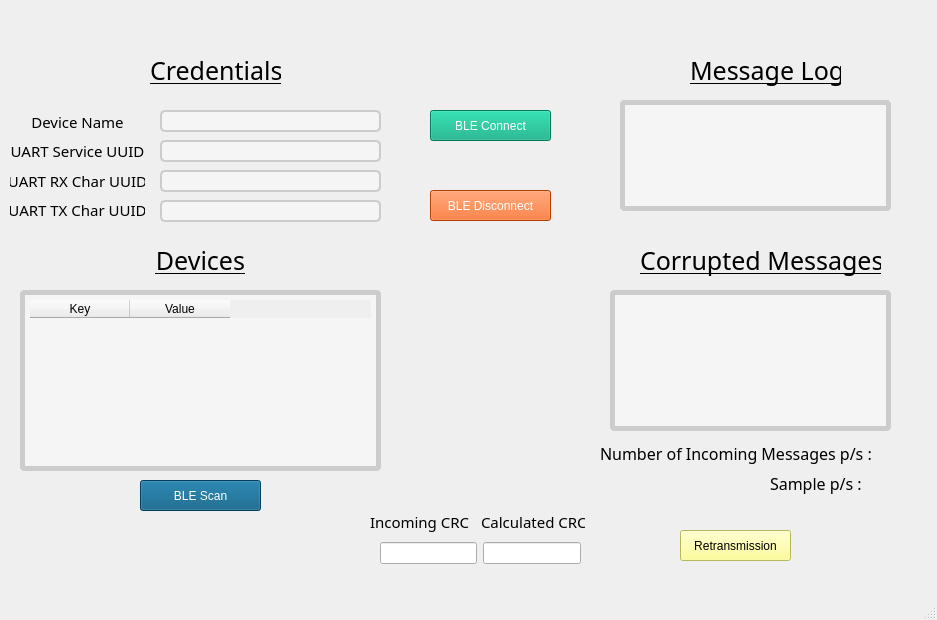
Above: main_window.ui from erhan-namli/rpi_ble_receiver before the change. Below: the same form after it.
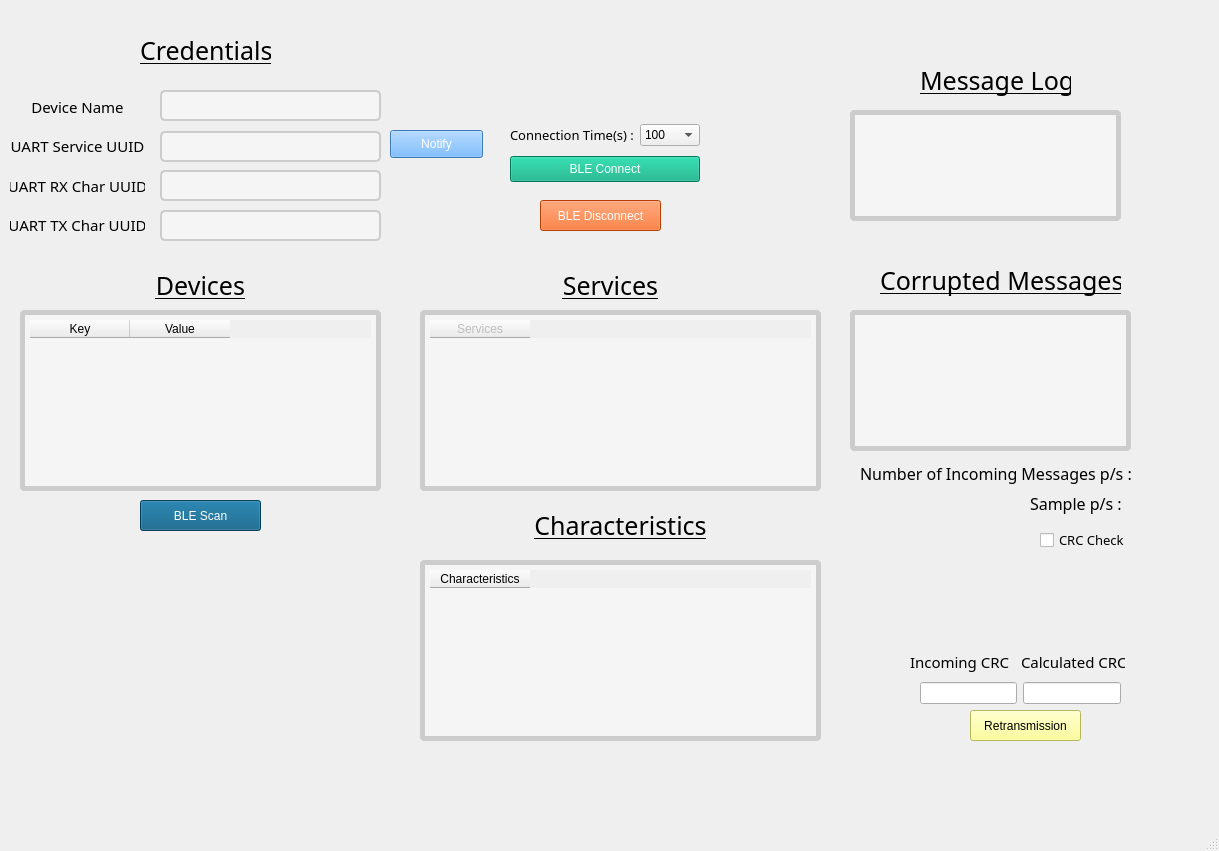
That is the form after the change.

The edit to the form file:
```diff
--- a/main_window.ui
+++ b/main_window.ui
@@ -6,8 +6,8 @@
    <rect>
     <x>0</x>
     <y>0</y>
-    <width>937</width>
-    <height>620</height>
+    <width>1219</width>
+    <height>851</height>
    </rect>
   </property>
   <property name="windowTitle">
@@ -17,8 +17,8 @@
    <widget class="QPushButton" name="ble_retransmission_button">
     <property name="geometry">
      <rect>
-      <x>680</x>
-      <y>530</y>
+      <x>970</x>
+      <y>710</y>
       <width>111</width>
       <height>31</height>
      </rect>
@@ -48,8 +48,8 @@
    <widget class="QLabel" name="label_6">
     <property name="geometry">
      <rect>
-      <x>690</x>
-      <y>50</y>
+      <x>920</x>
+      <y>60</y>
       <width>151</width>
       <height>41</height>
      </rect>
@@ -69,9 +69,9 @@
     <property name="geometry">
      <rect>
       <x>160</x>
-      <y>200</y>
+      <y>210</y>
       <width>221</width>
-      <height>22</height>
+      <height>31</height>
      </rect>
     </property>
     <property name="styleSheet">
@@ -104,9 +104,9 @@
     <property name="geometry">
      <rect>
       <x>160</x>
-      <y>140</y>
+      <y>131</y>
       <width>221</width>
-      <height>22</height>
+      <height>31</height>
      </rect>
     </property>
     <property name="styleSheet">
@@ -141,8 +141,8 @@
     </property>
     <property name="geometry">
      <rect>
-      <x>620</x>
-      <y>100</y>
+      <x>850</x>
+      <y>110</y>
       <width>271</width>
       <height>111</height>
      </rect>
@@ -176,8 +176,8 @@
    <widget class="QPushButton" name="ble_disconnect_button">
     <property name="geometry">
      <rect>
-      <x>430</x>
-      <y>190</y>
+      <x>540</x>
+      <y>200</y>
       <width>121</width>
       <height>31</height>
      </rect>
@@ -207,9 +207,9 @@
     <property name="geometry">
      <rect>
       <x>160</x>
-      <y>110</y>
+      <y>90</y>
       <width>221</width>
-      <height>22</height>
+      <height>31</height>
      </rect>
     </property>
     <property name="styleSheet">
@@ -244,7 +244,7 @@
       <x>160</x>
       <y>170</y>
       <width>221</width>
-      <height>22</height>
+      <height>31</height>
      </rect>
     </property>
     <property name="styleSheet">
@@ -276,8 +276,8 @@
    <widget class="QLabel" name="label_9">
     <property name="geometry">
      <rect>
-      <x>640</x>
-      <y>240</y>
+      <x>880</x>
+      <y>260</y>
       <width>241</width>
       <height>41</height>
      </rect>
@@ -293,239 +293,11 @@
      <string>Corrupted Messages</string>
     </property>
    </widget>
-   <widget class="QPushButton" name="ble_connect_button">
-    <property name="geometry">
-     <rect>
-      <x>430</x>
-      <y>110</y>
-      <width>121</width>
-      <height>31</height>
-     </rect>
-    </property>
-    <property name="palette">
-     <palette>
-      <active>
-       <colorrole role="WindowText">
-        <brush brushstyle="SolidPattern">
-         <color alpha="255">
-          <red>255</red>
-          <green>255</green>
-          <blue>255</blue>
-         </color>
-        </brush>
-       </colorrole>
-       <colorrole role="Button">
-        <brush brushstyle="SolidPattern">
-         <color alpha="255">
-          <red>0</red>
-          <green>170</green>
-          <blue>127</blue>
-         </color>
-        </brush>
-       </colorrole>
-       <colorrole role="Text">
-        <brush brushstyle="SolidPattern">
-         <color alpha="255">
-          <red>255</red>
-          <green>255</green>
-          <blue>255</blue>
-         </color>
-        </brush>
-       </colorrole>
-       <colorrole role="ButtonText">
-        <brush brushstyle="SolidPattern">
-         <color alpha="255">
-          <red>255</red>
-          <green>255</green>
-          <blue>255</blue>
-         </color>
-        </brush>
-       </colorrole>
-       <colorrole role="Base">
-        <brush brushstyle="SolidPattern">
-         <color alpha="255">
-          <red>0</red>
-          <green>170</green>
-          <blue>127</blue>
-         </color>
-        </brush>
-       </colorrole>
-       <colorrole role="Window">
-        <brush brushstyle="SolidPattern">
-         <color alpha="255">
-          <red>0</red>
-          <green>170</green>
-          <blue>127</blue>
-         </color>
-        </brush>
-       </colorrole>
-       <colorrole role="PlaceholderText">
-        <brush brushstyle="NoBrush">
-         <color alpha="128">
-          <red>255</red>
-          <green>255</green>
-          <blue>255</blue>
-         </color>
-        </brush>
-       </colorrole>
-      </active>
-      <inactive>
-       <colorrole role="WindowText">
-        <brush brushstyle="SolidPattern">
-         <color alpha="255">
-          <red>255</red>
-          <green>255</green>
-          <blue>255</blue>
-         </color>
-        </brush>
-       </colorrole>
-       <colorrole role="Button">
-        <brush brushstyle="SolidPattern">
-         <color alpha="255">
-          <red>0</red>
-          <green>170</green>
-          <blue>127</blue>
-         </color>
-        </brush>
-       </colorrole>
-       <colorrole role="Text">
-        <brush brushstyle="SolidPattern">
-         <color alpha="255">
-          <red>255</red>
-          <green>255</green>
-          <blue>255</blue>
-         </color>
-        </brush>
-       </colorrole>
-       <colorrole role="ButtonText">
-        <brush brushstyle="SolidPattern">
-         <color alpha="255">
-          <red>255</red>
-          <green>255</green>
-          <blue>255</blue>
-         </color>
-        </brush>
-       </colorrole>
-       <colorrole role="Base">
-        <brush brushstyle="SolidPattern">
-         <color alpha="255">
-          <red>0</red>
-          <green>170</green>
-          <blue>127</blue>
-         </color>
-        </brush>
-       </colorrole>
-       <colorrole role="Window">
-        <brush brushstyle="SolidPattern">
-         <color alpha="255">
-          <red>0</red>
-          <green>170</green>
-          <blue>127</blue>
-         </color>
-        </brush>
-       </colorrole>
-       <colorrole role="PlaceholderText">
-        <brush brushstyle="NoBrush">
-         <color alpha="128">
-          <red>255</red>
-          <green>255</green>
-          <blue>255</blue>
-         </color>
-        </brush>
-       </colorrole>
-      </inactive>
-      <disabled>
-       <colorrole role="WindowText">
-        <brush brushstyle="SolidPattern">
-         <color alpha="255">
-          <red>255</red>
-          <green>255</green>
-          <blue>255</blue>
-         </color>
-        </brush>
-       </colorrole>
-       <colorrole role="Button">
-        <brush brushstyle="SolidPattern">
-         <color alpha="255">
-          <red>0</red>
-          <green>170</green>
-          <blue>127</blue>
-         </color>
-        </brush>
-       </colorrole>
-       <colorrole role="Text">
-        <brush brushstyle="SolidPattern">
-         <color alpha="255">
-          <red>255</red>
-          <green>255</green>
-          <blue>255</blue>
-         </color>
-        </brush>
-       </colorrole>
-       <colorrole role="ButtonText">
-        <brush brushstyle="SolidPattern">
-         <color alpha="255">
-          <red>255</red>
-          <green>255</green>
-          <blue>255</blue>
-         </color>
-        </brush>
-       </colorrole>
-       <colorrole role="Base">
-        <brush brushstyle="SolidPattern">
-         <color alpha="255">
-          <red>0</red>
-          <green>170</green>
-          <blue>127</blue>
-         </color>
-        </brush>
-       </colorrole>
-       <colorrole role="Window">
-        <brush brushstyle="SolidPattern">
-         <color alpha="255">
-          <red>0</red>
-          <green>170</green>
-          <blue>127</blue>
-         </color>
-        </brush>
-       </colorrole>
-       <colorrole role="PlaceholderText">
-        <brush brushstyle="NoBrush">
-         <color alpha="128">
-          <red>255</red>
-          <green>255</green>
-          <blue>255</blue>
-         </color>
-        </brush>
-       </colorrole>
-      </disabled>
-     </palette>
-    </property>
-    <property name="styleSheet">
-     <string notr="true"> QPushButton {
-     
-		background-color: rgb(0, 170, 127);
-        padding: 5px;
-		color:  #ffffff;
-		font: 25 10pt &quot;Arial Nova Cond Light&quot;;
-    }
-
-    QPushButton:pressed {
-        background-color: #ffcc00;
-        border-color: #ff9900;
-        color: #ffffff;
-        padding: 7px;
-    }</string>
-    </property>
-    <property name="text">
-     <string>BLE Connect</string>
-    </property>
-   </widget>
    <widget class="QLabel" name="label_5">
     <property name="geometry">
      <rect>
-      <x>150</x>
-      <y>40</y>
+      <x>140</x>
+      <y>20</y>
       <width>131</width>
       <height>61</height>
      </rect>
@@ -545,9 +317,9 @@
     <property name="geometry">
      <rect>
       <x>10</x>
-      <y>110</y>
+      <y>90</y>
       <width>135</width>
-      <height>111</height>
+      <height>151</height>
      </rect>
     </property>
     <layout class="QVBoxLayout" name="verticalLayout">
@@ -643,8 +415,8 @@
     </property>
     <property name="geometry">
      <rect>
-      <x>610</x>
-      <y>290</y>
+      <x>850</x>
+      <y>310</y>
       <width>281</width>
       <height>141</height>
      </rect>
@@ -679,7 +451,7 @@
     <property name="geometry">
      <rect>
       <x>140</x>
-      <y>480</y>
+      <y>500</y>
       <width>121</width>
       <height>31</height>
      </rect>
@@ -907,9 +679,9 @@
     <property name="geometry">
      <rect>
       <x>80</x>
-      <y>240</y>
+      <y>270</y>
       <width>241</width>
-      <height>41</height>
+      <height>31</height>
      </rect>
     </property>
     <property name="font">
@@ -930,7 +702,7 @@
     <property name="geometry">
      <rect>
       <x>20</x>
-      <y>290</y>
+      <y>310</y>
       <width>361</width>
       <height>181</height>
      </rect>
@@ -974,8 +746,8 @@
    <widget class="QWidget" name="layoutWidget">
     <property name="geometry">
      <rect>
-      <x>600</x>
-      <y>440</y>
+      <x>860</x>
+      <y>460</y>
       <width>291</width>
       <height>27</height>
      </rect>
@@ -1006,11 +778,169 @@
      </item>
     </layout>
    </widget>
-   <widget class="QWidget" name="">
+   <widget class="QTableWidget" name="ble_uuids_table_widget">
+    <property name="enabled">
+     <bool>false</bool>
+    </property>
     <property name="geometry">
      <rect>
-      <x>370</x>
+      <x>420</x>
+      <y>310</y>
+      <width>401</width>
+      <height>181</height>
+     </rect>
+    </property>
+    <property name="styleSheet">
+     <string notr="true">QTableWidget {
+    background-color: #f5f5f5; /* Default background color */
+    border: 5px solid #cccccc;
+    border-radius: 5px;
+    padding: 5px;
+    font: 25 10pt &quot;Arial Nova Cond Light&quot;;
+    
+    color: #333333; /* Default text color */
+}
+
+QTableWidget:focus {
+    border-color: #ff9900; /* Border color when focused */
+}
+
+QTableWidget::placeholder {
+    color: #999999; /* Placeholder text color */
+}
+
+QTableWidget::hover {
+    background-color: #ffffff; /* Background color when hovered */
+    border-color: #ff9900; /* Border color when hovered */
+    color: #333333; /* Text color when hovered */
+}</string>
+    </property>
+    <column>
+     <property name="text">
+      <string>Services</string>
+     </property>
+    </column>
+   </widget>
+   <widget class="QLabel" name="label_14">
+    <property name="geometry">
+     <rect>
+      <x>490</x>
+      <y>270</y>
+      <width>241</width>
+      <height>31</height>
+     </rect>
+    </property>
+    <property name="font">
+     <font>
+      <family>Arial Nova Cond Light</family>
+      <pointsize>19</pointsize>
+      <underline>true</underline>
+     </font>
+    </property>
+    <property name="text">
+     <string>Services</string>
+    </property>
+    <property name="alignment">
+     <set>Qt::AlignCenter</set>
+    </property>
+   </widget>
+   <widget class="QPushButton" name="ble_uuid_notify">
+    <property name="geometry">
+     <rect>
+      <x>390</x>
+      <y>130</y>
+      <width>93</width>
+      <height>28</height>
+     </rect>
+    </property>
+    <property name="styleSheet">
+     <string notr="true"> QPushButton {
+     
+		background-color: rgb(85, 170, 255);
+        padding: 5px;
+		color:  #ffffff;
+		font: 25 10pt &quot;Arial Nova Cond Light&quot;;
+    }
+
+    QPushButton:pressed {
+        background-color: #ffcc00;
+        border-color: #ff9900;
+        color: #ffffff;
+        padding: 7px;
+    }</string>
+    </property>
+    <property name="text">
+     <string>Notify</string>
+    </property>
+   </widget>
+   <widget class="QTableWidget" name="ble_characteristics_table_widget">
+    <property name="geometry">
+     <rect>
+      <x>420</x>
+      <y>560</y>
+      <width>401</width>
+      <height>181</height>
+     </rect>
+    </property>
+    <property name="styleSheet">
+     <string notr="true">QTableWidget {
+    background-color: #f5f5f5; /* Default background color */
+    border: 5px solid #cccccc;
+    border-radius: 5px;
+    padding: 5px;
+    font: 25 10pt &quot;Arial Nova Cond Light&quot;;
+    
+    color: #333333; /* Default text color */
+}
+
+QTableWidget:focus {
+    border-color: #ff9900; /* Border color when focused */
+}
+
+QTableWidget::placeholder {
+    color: #999999; /* Placeholder text color */
+}
+
+QTableWidget::hover {
+    background-color: #ffffff; /* Background color when hovered */
+    border-color: #ff9900; /* Border color when hovered */
+    color: #333333; /* Text color when hovered */
+}</string>
+    </property>
+    <column>
+     <property name="text">
+      <string>Characteristics</string>
+     </property>
+    </column>
+   </widget>
+   <widget class="QLabel" name="label_15">
+    <property name="geometry">
+     <rect>
+      <x>500</x>
       <y>510</y>
+      <width>241</width>
+      <height>31</height>
+     </rect>
+    </property>
+    <property name="font">
+     <font>
+      <family>Arial Nova Cond Light</family>
+      <pointsize>19</pointsize>
+      <underline>true</underline>
+     </font>
+    </property>
+    <property name="text">
+     <string>Characteristics</string>
+    </property>
+    <property name="alignment">
+     <set>Qt::AlignCenter</set>
+    </property>
+   </widget>
+   <widget class="QWidget" name="">
+    <property name="geometry">
+     <rect>
+      <x>910</x>
+      <y>650</y>
       <width>215</width>
       <height>24</height>
      </rect>
@@ -1047,8 +977,8 @@
    <widget class="QWidget" name="">
     <property name="geometry">
      <rect>
-      <x>380</x>
-      <y>540</y>
+      <x>920</x>
+      <y>680</y>
       <width>201</width>
       <height>26</height>
      </rect>
@@ -1062,11 +992,30 @@
      </item>
     </layout>
    </widget>
+   <widget class="QCheckBox" name="crc_check_box">
+    <property name="geometry">
+     <rect>
+      <x>1040</x>
+      <y>530</y>
+      <width>101</width>
+      <height>20</height>
+     </rect>
+    </property>
+    <property name="font">
+     <font>
+      <family>Arial Nova Cond Light</family>
+      <pointsize>10</pointsize>
+     </font>
+    </property>
+    <property name="text">
+     <string>CRC Check</string>
+    </property>
+   </widget>
    <widget class="QWidget" name="">
     <property name="geometry">
      <rect>
-      <x>770</x>
-      <y>470</y>
+      <x>1030</x>
+      <y>490</y>
       <width>121</width>
       <height>27</height>
      </rect>
@@ -1094,6 +1043,286 @@
      </item>
     </layout>
    </widget>
+   <widget class="QWidget" name="">
+    <property name="geometry">
+     <rect>
+      <x>510</x>
+      <y>120</y>
+      <width>190</width>
+      <height>66</height>
+     </rect>
+    </property>
+    <layout class="QVBoxLayout" name="verticalLayout_2">
+     <item>
+      <layout class="QHBoxLayout" name="horizontalLayout_5">
+       <item>
+        <widget class="QLabel" name="label_13">
+         <property name="font">
+          <font>
+           <family>Arial Nova Cond Light</family>
+           <pointsize>10</pointsize>
+          </font>
+         </property>
+         <property name="text">
+          <string>Connection Time(s) :</string>
+         </property>
+        </widget>
+       </item>
+       <item>
+        <widget class="QComboBox" name="ble_connection_time_combo_box">
+         <item>
+          <property name="text">
+           <string>100</string>
+          </property>
+         </item>
+         <item>
+          <property name="text">
+           <string>200</string>
+          </property>
+         </item>
+         <item>
+          <property name="text">
+           <string>300</string>
+          </property>
+         </item>
+         <item>
+          <property name="text">
+           <string>1000</string>
+          </property>
+         </item>
+         <item>
+          <property name="text">
+           <string>2000</string>
+          </property>
+         </item>
+        </widget>
+       </item>
+      </layout>
+     </item>
+     <item>
+      <widget class="QPushButton" name="ble_connect_button">
+       <property name="palette">
+        <palette>
+         <active>
+          <colorrole role="WindowText">
+           <brush brushstyle="SolidPattern">
+            <color alpha="255">
+             <red>255</red>
+             <green>255</green>
+             <blue>255</blue>
+            </color>
+           </brush>
+          </colorrole>
+          <colorrole role="Button">
+           <brush brushstyle="SolidPattern">
+            <color alpha="255">
+             <red>0</red>
+             <green>170</green>
+             <blue>127</blue>
+            </color>
+           </brush>
+          </colorrole>
+          <colorrole role="Text">
+           <brush brushstyle="SolidPattern">
+            <color alpha="255">
+             <red>255</red>
+             <green>255</green>
+             <blue>255</blue>
+            </color>
+           </brush>
+          </colorrole>
+          <colorrole role="ButtonText">
+           <brush brushstyle="SolidPattern">
+            <color alpha="255">
+             <red>255</red>
+             <green>255</green>
+             <blue>255</blue>
+            </color>
+           </brush>
+          </colorrole>
+          <colorrole role="Base">
+           <brush brushstyle="SolidPattern">
+            <color alpha="255">
+             <red>0</red>
+             <green>170</green>
+             <blue>127</blue>
+            </color>
+           </brush>
+          </colorrole>
+          <colorrole role="Window">
+           <brush brushstyle="SolidPattern">
+            <color alpha="255">
+             <red>0</red>
+             <green>170</green>
+             <blue>127</blue>
+            </color>
+           </brush>
+          </colorrole>
+          <colorrole role="PlaceholderText">
+           <brush brushstyle="NoBrush">
+            <color alpha="128">
+             <red>255</red>
+             <green>255</green>
+             <blue>255</blue>
+            </color>
+           </brush>
+          </colorrole>
+         </active>
+         <inactive>
+          <colorrole role="WindowText">
+           <brush brushstyle="SolidPattern">
+            <color alpha="255">
+             <red>255</red>
+             <green>255</green>
+             <blue>255</blue>
+            </color>
+           </brush>
+          </colorrole>
+          <colorrole role="Button">
+           <brush brushstyle="SolidPattern">
+            <color alpha="255">
+             <red>0</red>
+             <green>170</green>
+             <blue>127</blue>
+            </color>
+           </brush>
+          </colorrole>
+          <colorrole role="Text">
+           <brush brushstyle="SolidPattern">
+            <color alpha="255">
+             <red>255</red>
+             <green>255</green>
+             <blue>255</blue>
+            </color>
+           </brush>
+          </colorrole>
+          <colorrole role="ButtonText">
+           <brush brushstyle="SolidPattern">
+            <color alpha="255">
+             <red>255</red>
+             <green>255</green>
+             <blue>255</blue>
+            </color>
+           </brush>
+          </colorrole>
+          <colorrole role="Base">
+           <brush brushstyle="SolidPattern">
+            <color alpha="255">
+             <red>0</red>
+             <green>170</green>
+             <blue>127</blue>
+            </color>
+           </brush>
+          </colorrole>
+          <colorrole role="Window">
+           <brush brushstyle="SolidPattern">
+            <color alpha="255">
+             <red>0</red>
+             <green>170</green>
+             <blue>127</blue>
+            </color>
+           </brush>
+          </colorrole>
+          <colorrole role="PlaceholderText">
+           <brush brushstyle="NoBrush">
+            <color alpha="128">
+             <red>255</red>
+             <green>255</green>
+             <blue>255</blue>
+            </color>
+           </brush>
+          </colorrole>
+         </inactive>
+         <disabled>
+          <colorrole role="WindowText">
+           <brush brushstyle="SolidPattern">
+            <color alpha="255">
+             <red>255</red>
+             <green>255</green>
+             <blue>255</blue>
+            </color>
+           </brush>
+          </colorrole>
+          <colorrole role="Button">
+           <brush brushstyle="SolidPattern">
+            <color alpha="255">
+             <red>0</red>
+             <green>170</green>
+             <blue>127</blue>
+            </color>
+           </brush>
+          </colorrole>
+          <colorrole role="Text">
+           <brush brushstyle="SolidPattern">
+            <color alpha="255">
+             <red>255</red>
+             <green>255</green>
+             <blue>255</blue>
+            </color>
+           </brush>
+          </colorrole>
+          <colorrole role="ButtonText">
+           <brush brushstyle="SolidPattern">
+            <color alpha="255">
+             <red>255</red>
+             <green>255</green>
+             <blue>255</blue>
+            </color>
+           </brush>
+          </colorrole>
+          <colorrole role="Base">
+           <brush brushstyle="SolidPattern">
+            <color alpha="255">
+             <red>0</red>
+             <green>170</green>
+             <blue>127</blue>
+            </color>
+           </brush>
+          </colorrole>
+          <colorrole role="Window">
+           <brush brushstyle="SolidPattern">
+            <color alpha="255">
+             <red>0</red>
+             <green>170</green>
+             <blue>127</blue>
+            </color>
+           </brush>
+          </colorrole>
+          <colorrole role="PlaceholderText">
+           <brush brushstyle="NoBrush">
+            <color alpha="128">
+             <red>255</red>
+             <green>255</green>
+             <blue>255</blue>
+            </color>
+           </brush>
+          </colorrole>
+         </disabled>
+        </palette>
+       </property>
+       <property name="styleSheet">
+        <string notr="true"> QPushButton {
+     
+		background-color: rgb(0, 170, 127);
+        padding: 5px;
+		color:  #ffffff;
+		font: 25 10pt &quot;Arial Nova Cond Light&quot;;
+    }
+
+    QPushButton:pressed {
+        background-color: #ffcc00;
+        border-color: #ff9900;
+        color: #ffffff;
+        padding: 7px;
+    }</string>
+       </property>
+       <property name="text">
+        <string>BLE Connect</string>
+       </property>
+      </widget>
+     </item>
+    </layout>
+   </widget>
   </widget>
   <widget class="QMenuBar" name="menubar">
    <property name="geometry">
```
Left out of the diff: 2 changed lines with no effect on the pictures.
